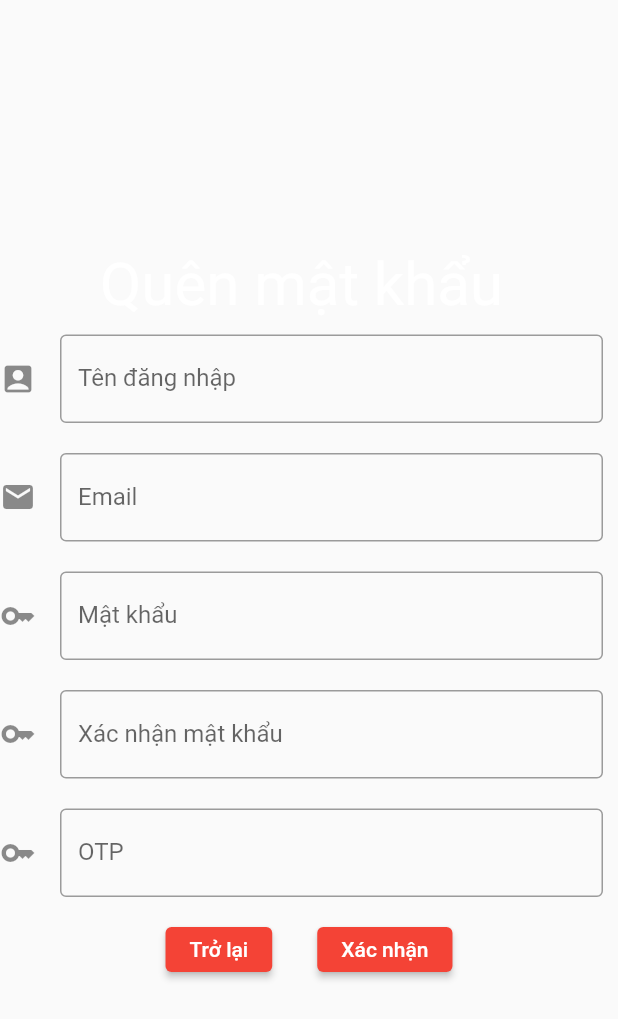
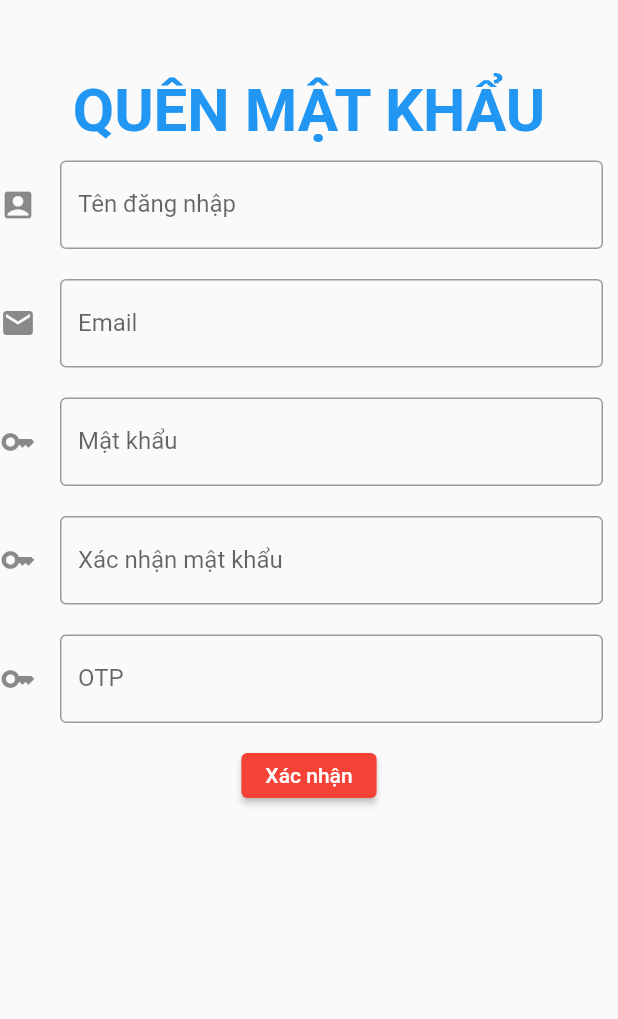
Before and after one commit to huynhhao79/LTDD_KHA, a Flutter app: the quenmk screen opened directly, on a phone screen of 412 x 824 dp. Shown: the top 1019 px of the screen. Run offline on Flutter 3.47's test engine with Material 2 defaults, Android fonts, the phone set to English and light mode, and no system bars.

Commit message:
upfile quenmk

```diff
--- a/us02/do_an_ltdd/lib/components/quenmk.dart
+++ b/us02/do_an_ltdd/lib/components/quenmk.dart
@@ -1,4 +1,5 @@
 import 'package:flutter/material.dart';
+import 'package:phan4_bai1/components/login.dart';
 
 class quenmk extends StatefulWidget {
   const quenmk({super.key});
@@ -9,22 +10,16 @@ class quenmk extends StatefulWidget {
 
 class _quenmkState extends State<quenmk> {
   @override
-  void initState() {
-    super.initState();
-    // Implement some initialization operations here.
-  }
-
-  @override
   Widget build(BuildContext context) {
-    return Column(mainAxisAlignment: MainAxisAlignment.center, children: [
+    return Scaffold(
+        body: Column(children: [
+      SizedBox(height: 50.0),
       const Text(
-        "Quên mật khẩu ",
+        "QUÊN MẬT KHẨU",
         style: TextStyle(
-          color: Colors.white,
-          fontSize: 40,
-        ),
+            color: Colors.blue, fontSize: 40, fontWeight: FontWeight.bold),
       ),
-      Container(
+      Padding(
         padding: const EdgeInsets.fromLTRB(0, 10, 10, 10),
         child: const TextField(
           obscureText: true,
@@ -35,7 +30,7 @@ class _quenmkState extends State<quenmk> {
           ),
         ),
       ),
-      Container(
+      Padding(
         padding: const EdgeInsets.fromLTRB(0, 10, 10, 10),
         child: const TextField(
           obscureText: true,
@@ -46,7 +41,7 @@ class _quenmkState extends State<quenmk> {
           ),
         ),
       ),
-      Container(
+      Padding(
         padding: const EdgeInsets.fromLTRB(0, 10, 10, 10),
         child: const TextField(
           obscureText: true,
@@ -57,7 +52,7 @@ class _quenmkState extends State<quenmk> {
           ),
         ),
       ),
-      Container(
+      Padding(
         padding: const EdgeInsets.fromLTRB(0, 10, 10, 10),
         child: const TextField(
           obscureText: true,
@@ -68,7 +63,7 @@ class _quenmkState extends State<quenmk> {
           ),
         ),
       ),
-      Container(
+      Padding(
         padding: const EdgeInsets.fromLTRB(0, 10, 10, 10),
         child: const TextField(
           obscureText: true,
@@ -84,26 +79,19 @@ class _quenmkState extends State<quenmk> {
         children: <Widget>[
           Container(
               height: 50,
-              padding: const EdgeInsets.fromLTRB(0, 10, 30, 10),
-              child: ElevatedButton(
-                child: const Text('Trở lại'),
-                onPressed: () {},
-                style: ButtonStyle(
-                    backgroundColor:
-                        MaterialStateProperty.all<Color>(Colors.red)),
-              )),
-          Container(
-              height: 50,
               padding: const EdgeInsets.fromLTRB(0, 10, 0, 10),
               child: ElevatedButton(
                 child: const Text('Xác nhận'),
-                onPressed: () {},
+                onPressed: () {
+                  Navigator.push(context,
+                      MaterialPageRoute(builder: (context) => Login()));
+                },
                 style: ButtonStyle(
                     backgroundColor:
                         MaterialStateProperty.all<Color>(Colors.red)),
               )),
         ],
       )
-    ]);
+    ]));
   }
 }
```
